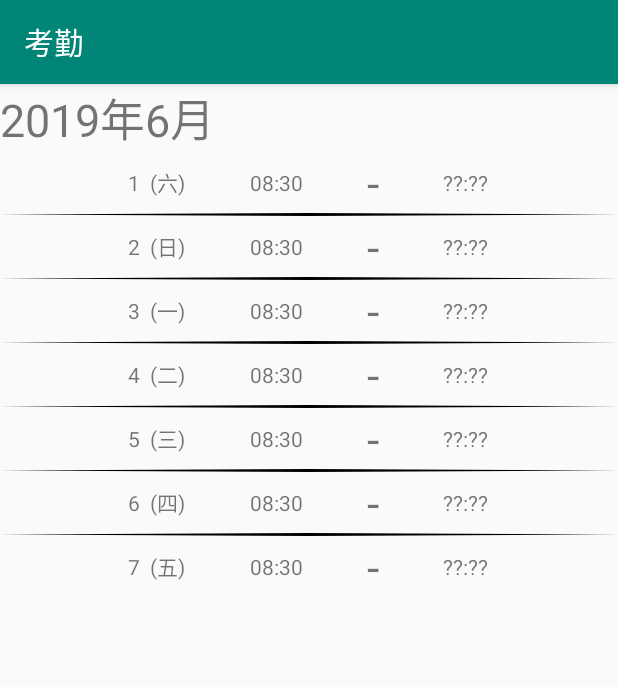
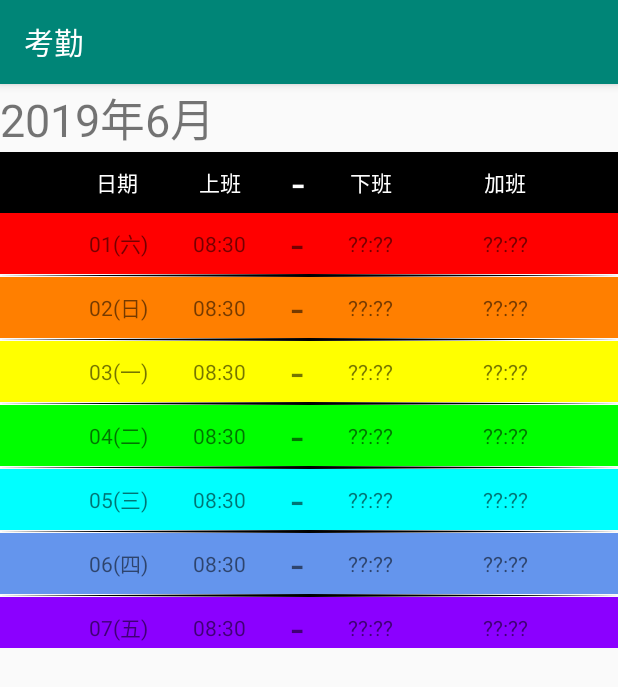
Before and after one commit to Ace820/kaoqin, an Android app: the screen it shows after launch (MainActivity), on a phone screen of 412 x 824 dp. Shown: the top 687 px of the screen. Run offline under Robolectric (Android 15) with nearby library versions, the phone set to English and light mode, and no system bars.

Commit message:
Add Color date,add overwork calc

```diff
--- a/app/build.gradle
+++ b/app/build.gradle
@@ -15,8 +15,8 @@ android {
         applicationId "com.zhangche.kaoqin"
         minSdkVersion 26
         targetSdkVersion 29
-        versionCode 1
-        versionName "1.0"
+        versionCode 3
+        versionName "3.0"
         testInstrumentationRunner "androidx.test.runner.AndroidJUnitRunner"
         signingConfig signingConfigs.release
     }
--- a/app/src/main/java/com/zhangche/kaoqin/DayDataLinerLayout.java
+++ b/app/src/main/java/com/zhangche/kaoqin/DayDataLinerLayout.java
@@ -27,12 +27,25 @@ import static android.content.ContentValues.TAG;
 public class DayDataLinerLayout extends LinearLayout {
 
     Context mContext;
-    TextView date,workOn,workOff;
+    TextView date,workOn,workOff,workTime;
     DataBaseFunc dataBaseFunc;
     String thisDay;
     String mWorkOnTime = "08:30";
     String mWorkOffTime = "??:??";
-    public DayDataLinerLayout(Context context, String time) {
+    String mOverWorkTime = "??:??";
+    int dayOfWeek = 0;
+    int dayOfMonth = 0;
+    int[] styleColor = {
+      0xFFFF7F00, //orange
+      0xFFFFFF00, //yellow
+      0xFF00FF00, //green
+      0xFF00FFFF, //cyan
+      0xFF6495ED, //blue
+      0xFF8B00FF, //purple
+      0xFFFF0000, //red
+    };
+    String[] weekDayName = {"日","一","二","三","四","五","六"};
+    public DayDataLinerLayout(Context context, String time,boolean isTitle) {
         super(context);
         mContext = context;
         dataBaseFunc = new DataBaseFunc(mContext);
@@ -40,15 +53,19 @@ public class DayDataLinerLayout extends LinearLayout {
         workOn = new TextView(context);
         workOff = new TextView(context);
         TextView textView = new TextView(context);
+        workTime = new TextView(context);
 
         thisDay = time;
+        initWeekDays(thisDay);
         if(dataBaseFunc.isDateSeted(thisDay)) {
             String[] result = dataBaseFunc.getData(thisDay);
             mWorkOnTime = result[0];
             mWorkOffTime = result[1];
         }
+        calcOverWorkTime();
 
         setOrientation(HORIZONTAL);
+        setBackgroundColor(styleColor[dayOfWeek]);
 
 //        setShowDividers(SHOW_DIVIDER_MIDDLE);
 //        setDividerDrawable(ResourcesCompat.getDrawable(getResources(),R.drawable.black_line,null));
@@ -56,14 +73,15 @@ public class DayDataLinerLayout extends LinearLayout {
         addView(workOn);
         addView(textView);
         addView(workOff);
+        addView(workTime);
 
         LinearLayout.LayoutParams dateLayoutParams = (LayoutParams) date.getLayoutParams();
         dateLayoutParams.weight = 2;
         dateLayoutParams.height = ViewGroup.LayoutParams.MATCH_PARENT;
         date.setLayoutParams(dateLayoutParams);
-        date.setText(getWeekDays(time));
+        date.setText(formatInt(dayOfMonth) + "(" + weekDayName[dayOfWeek] + ")");
         date.setGravity(Gravity.CENTER_VERTICAL|Gravity.RIGHT);
-//        date.setBackgroundColor(Color.WHITE);
+//        date.setBackgroundColor(styleColor[dayOfWeek]);
 
 
         LinearLayout.LayoutParams workOnLayoutParams = (LayoutParams) workOn.getLayoutParams();
@@ -73,7 +91,7 @@ public class DayDataLinerLayout extends LinearLayout {
         workOn.setText(mWorkOnTime);
         workOn.setOnClickListener(new dateClickListener(false));
         workOn.setGravity(Gravity.CENTER);
-//        workOn.setBackgroundColor(Color.WHITE);
+//        workOn.setBackgroundColor(styleColor[dayOfWeek]);
 
         LinearLayout.LayoutParams textLayoutParams = (LayoutParams) textView.getLayoutParams();
         textLayoutParams.weight = 1;
@@ -82,6 +100,7 @@ public class DayDataLinerLayout extends LinearLayout {
         textView.setText("-");
         textView.setTextSize(30);
         textView.setGravity(Gravity.CENTER_VERTICAL|Gravity.LEFT);
+//        textView.setBackgroundColor(styleColor[dayOfWeek]);
 
         LinearLayout.LayoutParams workOffLayoutParams = (LayoutParams) workOff.getLayoutParams();
         workOffLayoutParams.weight = 2;
@@ -90,8 +109,28 @@ public class DayDataLinerLayout extends LinearLayout {
         workOff.setText(mWorkOffTime);
         workOff.setOnClickListener(new dateClickListener(true));
         workOff.setGravity(Gravity.CENTER_VERTICAL|Gravity.LEFT);
-//        workOff.setBackgroundColor(Color.WHITE);
 
+        LinearLayout.LayoutParams workTimeLayoutParams = (LayoutParams) workTime.getLayoutParams();
+        workTimeLayoutParams.weight = 2;
+        workTimeLayoutParams.height = ViewGroup.LayoutParams.MATCH_PARENT;
+        workTime.setLayoutParams(workOffLayoutParams);
+        workTime.setText(mOverWorkTime);
+        workTime.setGravity(Gravity.CENTER_VERTICAL|Gravity.LEFT);
+
+        if (isTitle) {
+            setBackgroundColor(Color.BLACK);
+            date.setText(" 日期  ");
+            date.setTextColor(Color.WHITE);
+            workOn.setText(" 上班 ");
+            workOn.setTextColor(Color.WHITE);
+            workOn.setOnClickListener(null);
+            workOff.setText("下班");
+            workOff.setTextColor(Color.WHITE);
+            workOff.setOnClickListener(null);
+            workTime.setText("加班");
+            workTime.setTextColor(Color.WHITE);
+            textView.setTextColor(Color.WHITE);
+        }
     }
 
     class dateClickListener implements View.OnClickListener {
@@ -110,14 +149,16 @@ public class DayDataLinerLayout extends LinearLayout {
                 @Override
                 public void onTimeSet(TimePicker timePicker, int hour, int minute) {
                     if (!isWorkOff) {
-                        mWorkOnTime = hour + ":" + minute;
+                        mWorkOnTime = formatInt(hour) + ":" + formatInt(minute);
                         workOn.setText(mWorkOnTime);
                     } else {
-                        mWorkOffTime = hour + ":" + minute;
+                        mWorkOffTime = formatInt(hour) + ":" + formatInt(minute);
                         Log.d(TAG,mWorkOffTime);
                         workOff.setText(mWorkOffTime);
                     }
                     Log.d(TAG,mWorkOffTime);
+                    calcOverWorkTime();
+                    workTime.setText(mOverWorkTime);
                     dataBaseFunc.insert(thisDay,mWorkOnTime,mWorkOffTime);
                 }
             },hourOfDay,minuteOfHour,true).show();
@@ -133,8 +174,7 @@ public class DayDataLinerLayout extends LinearLayout {
         return sdf.format(calendar.getTime());
     }
 
-    private String getWeekDays(String date) {
-        String[] weekDayName = {"日","一","二","三","四","五","六"};
+    private void initWeekDays(String date) {
         Calendar calendar = Calendar.getInstance(Locale.CHINA);
         SimpleDateFormat sdf = new SimpleDateFormat("yyyyMMdd", Locale.CHINA);
         try {
@@ -142,8 +182,29 @@ public class DayDataLinerLayout extends LinearLayout {
         } catch (Exception e) {
             e.printStackTrace();
         }
-        int dayOfWeek = calendar.get(Calendar.DAY_OF_WEEK) -1;
-        int dayOfMonth = calendar.get(Calendar.DAY_OF_MONTH);
-        return dayOfMonth + "  (" + weekDayName[dayOfWeek] + ")";
+        dayOfWeek = calendar.get(Calendar.DAY_OF_WEEK) -1;
+        dayOfMonth = calendar.get(Calendar.DAY_OF_MONTH);
+    }
+
+    private void calcOverWorkTime() {
+        if (mWorkOffTime.equals("??:??")) {
+            return;
+        }
+        String[] temp = mWorkOnTime.split(":");
+        int workOnTime = Integer.parseInt(temp[0]) * 60 + Integer.parseInt(temp[1]);
+        temp = mWorkOffTime.split(":");
+        int workOffTime = Integer.parseInt(temp[0]) * 60 + Integer.parseInt(temp[1]);
+        int workTime = workOffTime - workOnTime;
+        if (dayOfWeek == 0 || dayOfWeek == 6) {
+            workTime += 9 * 60;
+        }
+        mOverWorkTime = formatInt(workTime / 60 - 9) + ":" + formatInt(workTime % 60);
+    }
+
+    private String formatInt(int number) {
+        if (number < 10)  {
+            return "0" + number;
+        }
+        return String.valueOf(number);
     }
 }
--- a/app/src/main/java/com/zhangche/kaoqin/MainActivity.java
+++ b/app/src/main/java/com/zhangche/kaoqin/MainActivity.java
@@ -32,11 +32,13 @@ public class MainActivity extends AppCompatActivity {
     int tempMonth = mMonth;
     TextView monthInfo;
     LinearLayout mainLayout;
+    LinearLayout list_title;
     @Override
     protected void onCreate(Bundle savedInstanceState) {
         super.onCreate(savedInstanceState);
         setContentView(R.layout.activity_main);
-        mainLayout = findViewById(R.id.main_layout);
+        mainLayout = findViewById(R.id.date_list_layout);
+        list_title = findViewById(R.id.list_title);
 
         monthInfo = findViewById(R.id.date_info);
         monthInfo.setText(getMonth(null));
@@ -52,9 +54,11 @@ public class MainActivity extends AppCompatActivity {
 
     private void reDrawViews() {
         monthInfo.setText(mYear + "年" + mMonth + "月");
+        list_title.removeAllViews();
+        list_title.addView(new DayDataLinerLayout(MainActivity.this,"20190620",true));
         mainLayout.removeAllViews();
         for(int i = 0;i<getMonthDays(mYear,mMonth);i++) {
-            mainLayout.addView(new DayDataLinerLayout(MainActivity.this,formatTime(mYear,mMonth,i + 1)));
+            mainLayout.addView(new DayDataLinerLayout(MainActivity.this,formatTime(mYear,mMonth,i + 1),false));
         }
 
     }
--- a/app/src/main/res/layout/activity_main.xml
+++ b/app/src/main/res/layout/activity_main.xml
@@ -5,6 +5,7 @@
     android:layout_width="match_parent"
     android:layout_height="match_parent"
     android:orientation="vertical"
+    android:id="@+id/main_layout"
     tools:context=".MainActivity">
 
     <TextView
@@ -15,6 +16,12 @@
         app:layout_constraintEnd_toEndOf="parent"
         app:layout_constraintStart_toStartOf="parent"
         app:layout_constraintTop_toTopOf="parent" />
+    <LinearLayout
+        android:layout_width="match_parent"
+        android:layout_height="wrap_content"
+        android:orientation="vertical"
+        app:layout_constraintTop_toBottomOf="@+id/date_info"
+        android:id="@+id/list_title"/>
 
     <ScrollView
         android:id="@+id/scrollView2"
@@ -24,10 +31,10 @@
         android:maxHeight="280dp"
         android:scrollbars="vertical"
         app:layout_constraintStart_toStartOf="parent"
-        app:layout_constraintTop_toBottomOf="@+id/date_info">
+        app:layout_constraintTop_toBottomOf="@+id/list_title">
 
     <LinearLayout
-        android:id="@+id/main_layout"
+        android:id="@+id/date_list_layout"
         android:layout_width="match_parent"
         android:layout_height="290dp"
         android:divider="@drawable/long_black"
```
